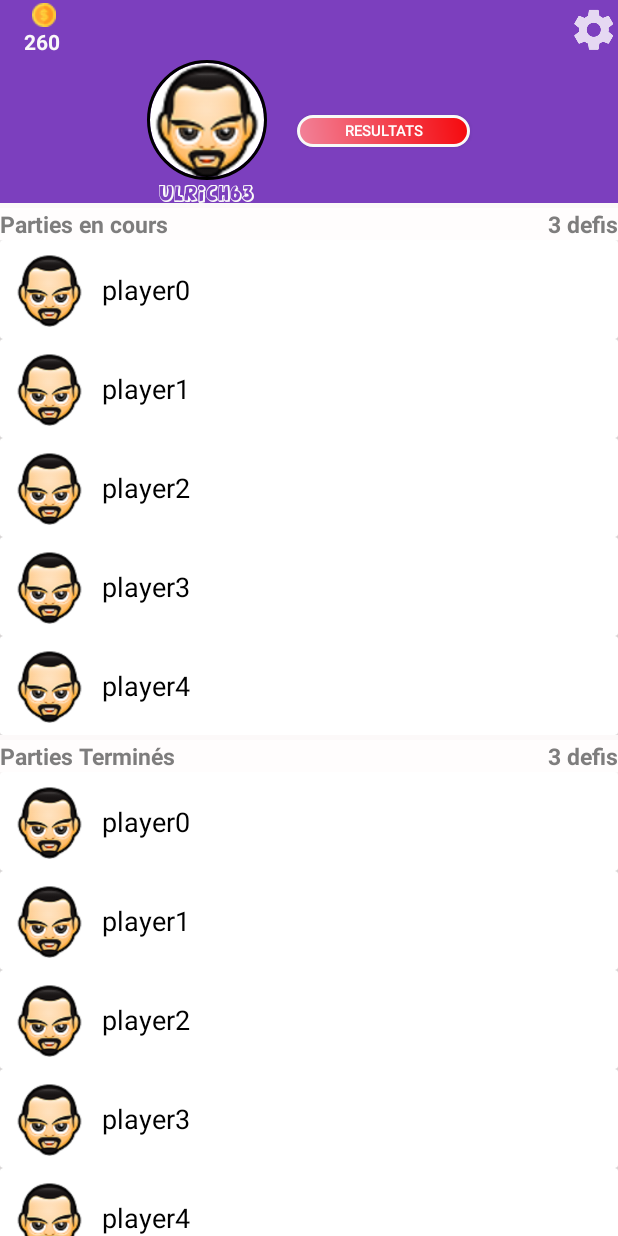
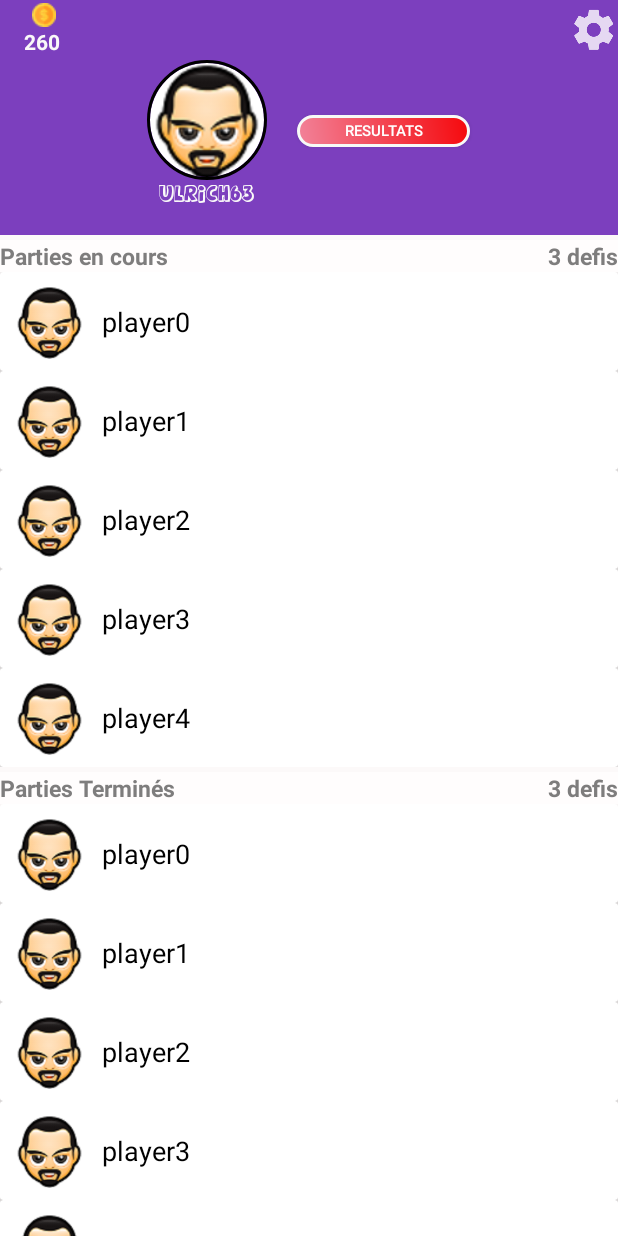
Before and after one commit to blackcypher/BlindTestFun, an Android app: the HomeActivity screen opened directly, with no data from a screen before it, on a phone screen of 412 x 824 dp. Run offline under Robolectric (Android 15) with nearby library versions, the phone set to English and light mode, and no system bars; our stand-ins replace CircleImageView.

Commit message:
fix app bar size

```diff
--- a/app/src/main/res/layout/app_bar_main.xml
+++ b/app/src/main/res/layout/app_bar_main.xml
@@ -1,17 +1,13 @@
 <?xml version="1.0" encoding="utf-8"?>
-<android.support.design.widget.CoordinatorLayout xmlns:android="http://schemas.android.com/apk/res/android"
+<RelativeLayout xmlns:android="http://schemas.android.com/apk/res/android"
     xmlns:app="http://schemas.android.com/apk/res-auto"
     xmlns:tools="http://schemas.android.com/tools"
-    android:id="@+id/coordinatorLayout"
     android:layout_width="match_parent"
-    android:layout_height="wrap_content"
-    android:elevation="0dp"
-    android:fitsSystemWindows="true"
-    tools:context=".activities.HomeActivity">
+    android:layout_height="wrap_content">
 
     <android.support.design.widget.AppBarLayout
         android:layout_width="match_parent"
-        android:layout_height="match_parent"
+        android:layout_height="wrap_content"
         android:background="#7c3fbe"
         android:theme="@style/AppTheme.AppBarOverlay">
 
@@ -102,7 +98,11 @@
 
         </LinearLayout>
 
+        <Button
+            android:layout_width="115dp"
+            android:layout_height="21dp"
+            android:visibility="invisible"/>
 
     </android.support.design.widget.AppBarLayout>
 
-</android.support.design.widget.CoordinatorLayout>
+</RelativeLayout>
```
